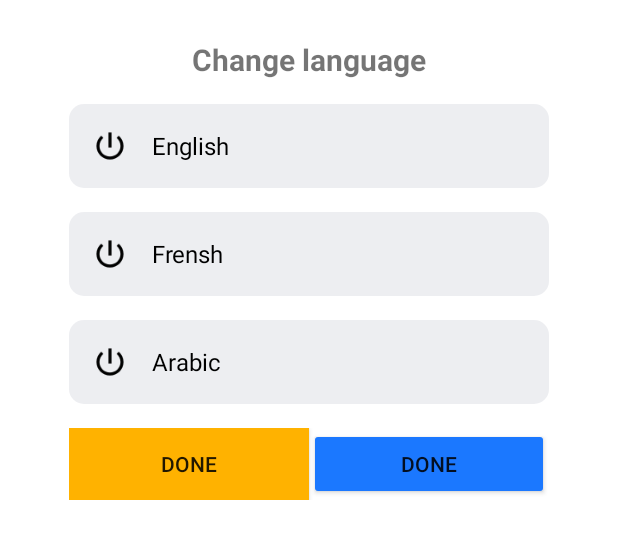
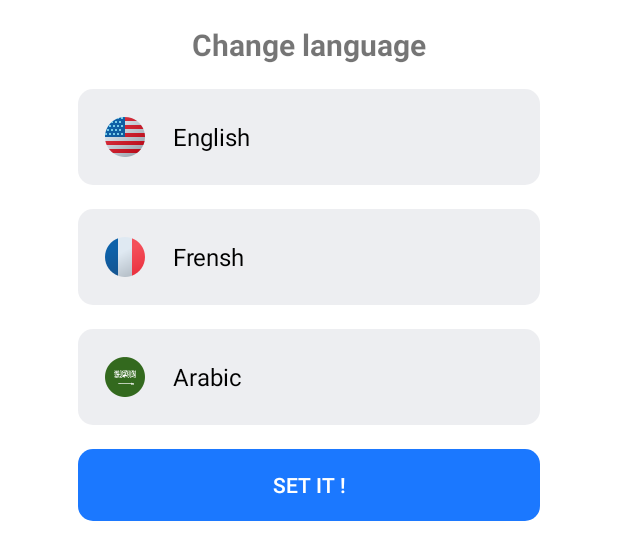
Before and after one commit to onetechwolf/absence-management-kotlin, an Android app: the layout dialog_change_language.xml on its own in the app's theme, with its tools: preview values and no code run, on a phone screen of 412 x 824 dp. Shown: the top 560 px of the screen. Run offline under Robolectric (Android 15) with nearby library versions, the phone set to English and light mode, and no system bars.

Commit message:
add more icons

```diff
--- a/app/src/main/java/com/example/absencemanagementapp/activities/SettingsActivity.kt
+++ b/app/src/main/java/com/example/absencemanagementapp/activities/SettingsActivity.kt
@@ -110,12 +110,7 @@ class SettingsActivity : AppCompatActivity() {
         )
         dialog.window?.setGravity(Gravity.CENTER)
 
-        val cancel_btn = dialog.findViewById<Button>(R.id.cancel_btn)
         val confirm_btn = dialog.findViewById<Button>(R.id.confirm_btn)
-
-        cancel_btn.setOnClickListener {
-            dialog.dismiss()
-        }
 
         confirm_btn.setOnClickListener {
             dialog.dismiss()
--- a/app/src/main/res/layout/dialog_change_language.xml
+++ b/app/src/main/res/layout/dialog_change_language.xml
@@ -4,15 +4,13 @@
     android:layout_height="match_parent"
     android:layout_marginHorizontal="20dp"
     android:background="@drawable/dialog_bg"
-    android:orientation="vertical">
+    android:orientation="vertical"
+    android:padding="16dp">
 
     <TextView
         android:id="@+id/tv_title"
         android:layout_width="match_parent"
         android:layout_height="wrap_content"
-        android:layout_marginStart="16dp"
-        android:layout_marginTop="16dp"
-        android:layout_marginEnd="16dp"
         android:layout_marginBottom="16dp"
         android:gravity="center"
         android:text="@string/change_language"
@@ -33,9 +31,8 @@
             android:layout_marginBottom="16dp"
             android:background="@drawable/radio_button"
             android:button="@android:color/transparent"
-            android:drawableStart="@drawable/ic_logout"
+            android:drawableStart="@drawable/english_lang"
             android:drawablePadding="16dp"
-            android:drawableTint="@color/black"
             android:gravity="center_vertical"
             android:padding="16dp"
             android:text="@string/english"
@@ -48,9 +45,8 @@
             android:layout_marginBottom="16dp"
             android:background="@drawable/radio_button"
             android:button="@android:color/transparent"
-            android:drawableStart="@drawable/ic_logout"
+            android:drawableStart="@drawable/frensh_lang"
             android:drawablePadding="16dp"
-            android:drawableTint="@color/black"
             android:gravity="center_vertical"
             android:padding="16dp"
             android:text="@string/frensh"
@@ -63,9 +59,8 @@
             android:layout_marginBottom="16dp"
             android:background="@drawable/radio_button"
             android:button="@android:color/transparent"
-            android:drawableStart="@drawable/ic_logout"
+            android:drawableStart="@drawable/arabic_lang"
             android:drawablePadding="16dp"
-            android:drawableTint="@color/black"
             android:gravity="center_vertical"
             android:padding="16dp"
             android:text="@string/arabic"
@@ -73,29 +68,13 @@
 
     </RadioGroup>
 
-    <LinearLayout
+    <androidx.appcompat.widget.AppCompatButton
+        android:id="@+id/confirm_btn"
         android:layout_width="match_parent"
         android:layout_height="wrap_content"
-        android:orientation="horizontal"
-        android:paddingHorizontal="16dp"
-        android:weightSum="2">
-
-        <androidx.appcompat.widget.AppCompatButton
-            android:id="@+id/cancel_btn"
-            android:layout_width="wrap_content"
-            android:layout_height="wrap_content"
-            android:layout_weight="1"
-            android:background="@color/yellow"
-            android:padding="8dp"
-            android:text="Done" />
-
-        <androidx.appcompat.widget.AppCompatButton
-            android:id="@+id/confirm_btn"
-            android:layout_width="wrap_content"
-            android:layout_height="wrap_content"
-            android:layout_weight="1"
-            android:backgroundTint="@color/blue"
-            android:padding="8dp"
-            android:text="Done" />
-    </LinearLayout>
+        android:layout_marginHorizontal="16dp"
+        android:background="@drawable/button_layout"
+        android:padding="8dp"
+        android:text="Set it !"
+        android:textColor="@color/white" />
 </LinearLayout>
```
Also changed, not shown: app/src/main/res/drawable-hdpi/arabic_lang.png (added), app/src/main/res/drawable-hdpi/english_lang.png (added), app/src/main/res/drawable-hdpi/frensh_lang.png (added), app/src/main/res/drawable/arabic_lang.png (deleted), app/src/main/res/drawable/english_lang.png (deleted), app/src/main/res/drawable/frensh_lang.png (deleted).
